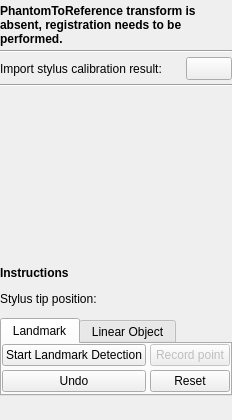
Above: fCal/Toolboxes/QPhantomRegistrationToolbox.ui from PlusToolkit/PlusApp before the change. Below: the same form after it.
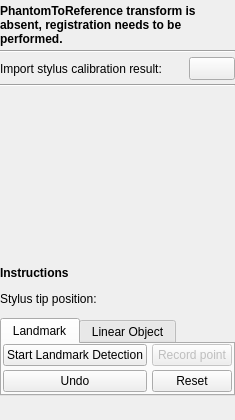
That is the form after the change. Icons and pictures are not drawn. Custom widgets are drawn as their Qt base class.

```diff
--- a/fCal/Toolboxes/QPhantomRegistrationToolbox.ui
+++ b/fCal/Toolboxes/QPhantomRegistrationToolbox.ui
@@ -6,7 +6,7 @@
    <rect>
     <x>0</x>
     <y>0</y>
-    <width>230</width>
+    <width>235</width>
     <height>420</height>
    </rect>
   </property>
```
Left out of the diff: 7 changed lines with no effect on the pictures.
